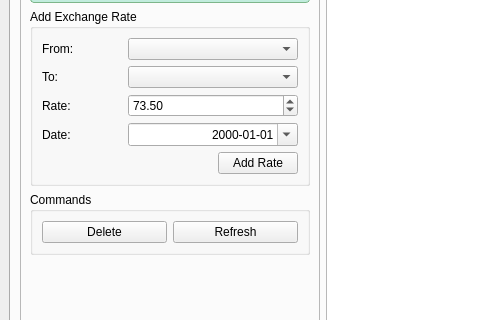
Above: src/harrix_swiss_knife/finance/window.ui from Harrix/harrix-swiss-knife before the change; both pictures show x 0 to 480 and y 109 to 429 of the 1179 by 950 pixel window. Below: the same form after it.
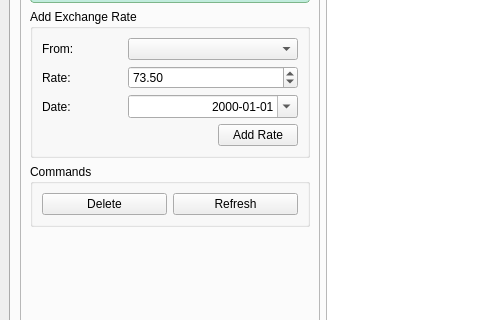
That is the form after the change. The open tabs and pages were chosen to show the change.

Commit message: 🔧 Modify exchange rates system to use USD-only base currency

What changed in the file:
```diff
--- a/src/harrix_swiss_knife/finance/window.ui
+++ b/src/harrix_swiss_knife/finance/window.ui
@@ -1673,33 +1673,6 @@
                 </item>
                </layout>
               </item>
-              <item>
-               <layout class="QHBoxLayout" name="horizontalLayout_rate_to">
-                <item>
-                 <widget class="QLabel" name="label_rate_to">
-                  <property name="minimumSize">
-                   <size>
-                    <width>61</width>
-                    <height>0</height>
-                   </size>
-                  </property>
-                  <property name="text">
-                   <string>To:</string>
-                  </property>
-                 </widget>
-                </item>
-                <item>
-                 <widget class="QComboBox" name="comboBox_rate_to">
-                  <property name="minimumSize">
-                   <size>
-                    <width>170</width>
-                    <height>0</height>
-                   </size>
-                  </property>
-                 </widget>
-                </item>
-               </layout>
-              </item>
               <item>
                <layout class="QHBoxLayout" name="horizontalLayout_rate_value">
                 <item>
```
The commit also changes 7 other files.
